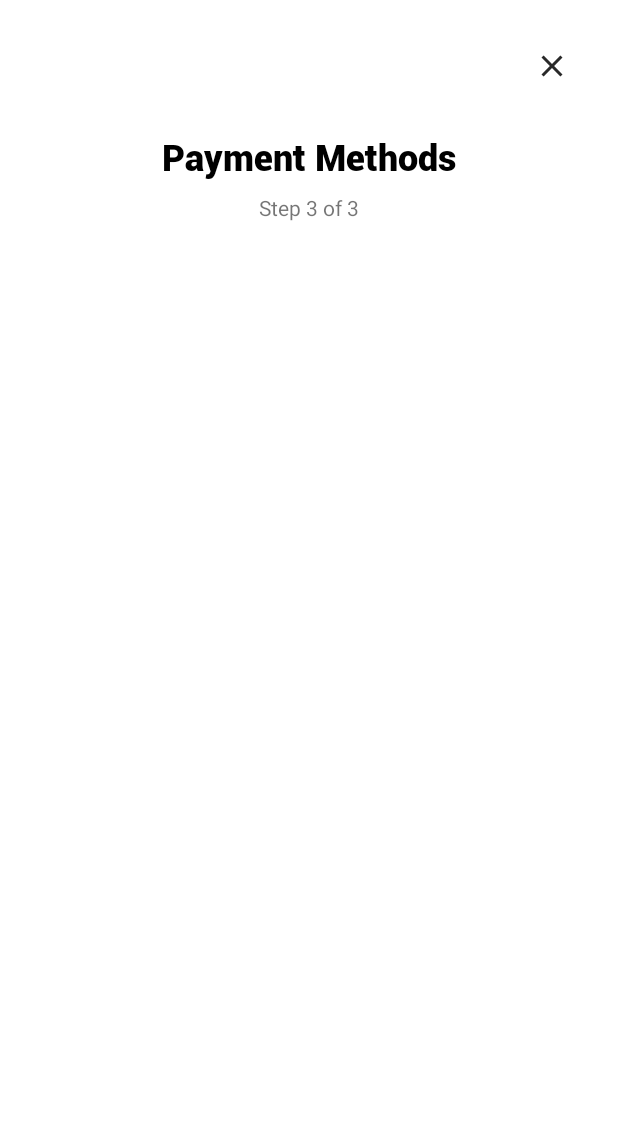
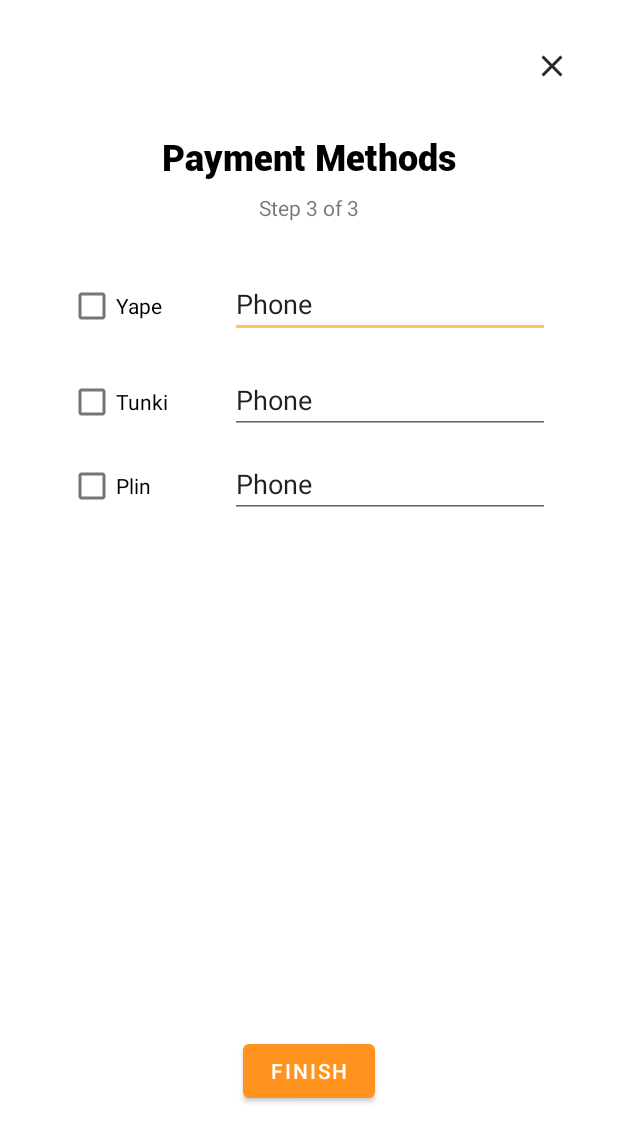
Before and after one commit to devArthur4718/ShoppingCart, an Android app: the PaymentMethod screen opened directly, with no data from a screen before it, on a phone screen of 412 x 824 dp. Shown: the top 1142 px of the screen. Run offline under Robolectric (Android 15) with nearby library versions, the phone set to English and light mode, and no system bars; our stand-ins replace data binding.

Commit message:
Seller registration flow.

```diff
--- a/app/src/main/java/com/devarthur4718/mvp/ui/register/BusinessContactActivity.kt
+++ b/app/src/main/java/com/devarthur4718/mvp/ui/register/BusinessContactActivity.kt
@@ -1,13 +1,26 @@
 package com.devarthur4718.mvp.ui.register
 
+import android.content.Intent
 import androidx.appcompat.app.AppCompatActivity
 import android.os.Bundle
+import androidx.databinding.DataBindingUtil
 import com.devarthur4718.mvp.R
+import com.devarthur4718.mvp.databinding.ActivityBusinessContactBinding
 
 class BusinessContactActivity : AppCompatActivity() {
 
+    private lateinit var binding : ActivityBusinessContactBinding
+
     override fun onCreate(savedInstanceState: Bundle?) {
         super.onCreate(savedInstanceState)
-        setContentView(R.layout.activity_business_contact)
+        binding = DataBindingUtil.setContentView(this, R.layout.activity_business_contact)
+        initViews()
+    }
+
+    private fun initViews() {
+        binding.buttonNext.setOnClickListener {
+            val intent = Intent(this,PaymentMethod::class.java)
+            startActivity(intent)
+        }
     }
 }
--- a/app/src/main/java/com/devarthur4718/mvp/ui/register/PaymentMethod.kt
+++ b/app/src/main/java/com/devarthur4718/mvp/ui/register/PaymentMethod.kt
@@ -1,13 +1,32 @@
 package com.devarthur4718.mvp.ui.register
 
+import android.content.Intent
 import androidx.appcompat.app.AppCompatActivity
 import android.os.Bundle
+import androidx.databinding.DataBindingUtil
 import com.devarthur4718.mvp.R
+import com.devarthur4718.mvp.databinding.ActivityPaymentMethodBinding
+import com.devarthur4718.mvp.ui.login.LoginActivity
+
 
 class PaymentMethod : AppCompatActivity() {
 
+    private lateinit var binding : ActivityPaymentMethodBinding
+
     override fun onCreate(savedInstanceState: Bundle?) {
         super.onCreate(savedInstanceState)
-        setContentView(R.layout.activity_payment_method)
+        binding = DataBindingUtil.setContentView(this, R.layout.activity_payment_method)
+        initViews()
+    }
+
+    private fun initViews() {
+        binding.btnFinish.setOnClickListener {
+            val intent = Intent(this, LoginActivity::class.java).apply {
+                flags = Intent.FLAG_ACTIVITY_CLEAR_TOP
+
+            }
+            startActivity(intent)
+            finish()
+        }
     }
 }
--- a/app/src/main/res/layout/activity_payment_method.xml
+++ b/app/src/main/res/layout/activity_payment_method.xml
@@ -46,5 +46,85 @@
             app:layout_constraintStart_toStartOf="@+id/textView3"
             app:layout_constraintTop_toBottomOf="@+id/textView3" />
 
+        <CheckBox
+            android:id="@+id/checkBox3"
+            android:layout_width="wrap_content"
+            android:layout_height="wrap_content"
+            android:layout_marginStart="8dp"
+            android:layout_marginTop="32dp"
+            android:layout_marginEnd="4dp"
+            android:text="@string/yape"
+            app:layout_constraintEnd_toStartOf="@+id/editText"
+            app:layout_constraintHorizontal_bias="0.5"
+            app:layout_constraintStart_toStartOf="parent"
+            app:layout_constraintTop_toBottomOf="@+id/textView4" />
+
+        <EditText
+            android:id="@+id/editText"
+            android:layout_width="wrap_content"
+            android:layout_height="wrap_content"
+            android:layout_marginStart="4dp"
+            android:layout_marginEnd="8dp"
+            android:ems="10"
+            android:inputType="textPersonName"
+            android:text="@string/phone"
+            app:layout_constraintBaseline_toBaselineOf="@+id/checkBox3"
+            app:layout_constraintEnd_toEndOf="parent"
+            app:layout_constraintHorizontal_bias="0.5"
+            app:layout_constraintStart_toEndOf="@+id/checkBox3" />
+
+        <CheckBox
+            android:id="@+id/checkBox4"
+            android:layout_width="wrap_content"
+            android:layout_height="wrap_content"
+            android:layout_marginTop="16dp"
+            android:text="Tunki"
+            app:layout_constraintStart_toStartOf="@+id/checkBox3"
+            app:layout_constraintTop_toBottomOf="@+id/checkBox3" />
+
+        <CheckBox
+            android:id="@+id/checkBox5"
+            android:layout_width="0dp"
+            android:layout_height="wrap_content"
+            android:layout_marginTop="8dp"
+            android:text="Plin"
+            app:layout_constraintEnd_toEndOf="@+id/checkBox4"
+            app:layout_constraintStart_toStartOf="@+id/checkBox4"
+            app:layout_constraintTop_toBottomOf="@+id/checkBox4" />
+
+        <EditText
+            android:id="@+id/editText2"
+            android:layout_width="0dp"
+            android:layout_height="wrap_content"
+            android:ems="10"
+            android:inputType="textPersonName"
+            android:text="@string/phone"
+            app:layout_constraintBaseline_toBaselineOf="@+id/checkBox4"
+            app:layout_constraintEnd_toEndOf="@+id/editText"
+            app:layout_constraintStart_toStartOf="@+id/editText" />
+
+        <EditText
+            android:id="@+id/editText3"
+            android:layout_width="0dp"
+            android:layout_height="wrap_content"
+            android:ems="10"
+            android:inputType="textPersonName"
+            android:text="@string/phone"
+            app:layout_constraintBaseline_toBaselineOf="@+id/checkBox5"
+            app:layout_constraintEnd_toEndOf="@+id/editText2"
+            app:layout_constraintStart_toStartOf="@+id/editText2" />
+
+        <Button
+            android:id="@+id/btnFinish"
+            android:layout_width="wrap_content"
+            android:layout_height="wrap_content"
+            android:text="@string/finish"
+            app:layout_constraintBottom_toBottomOf="parent"
+            app:layout_constraintEnd_toEndOf="parent"
+            app:layout_constraintStart_toStartOf="parent"
+            app:layout_constraintTop_toBottomOf="@+id/editText3"
+            app:layout_constraintVertical_bias="0.8" />
+
+
     </androidx.constraintlayout.widget.ConstraintLayout>
 </layout>
--- a/app/src/main/res/values/strings.xml
+++ b/app/src/main/res/values/strings.xml
@@ -57,4 +57,8 @@
     <string name="business_name">Bussiness Name.</string>
     <string name="business_address">BussinessAdrress</string>
     <string name="step_3_of_3">Step 3 of 3</string>
+    <string name="phone">Phone</string>
+    <string name="yape">Yape</string>
+    <string name="finish">Finish</string>
+
 </resources>
```
